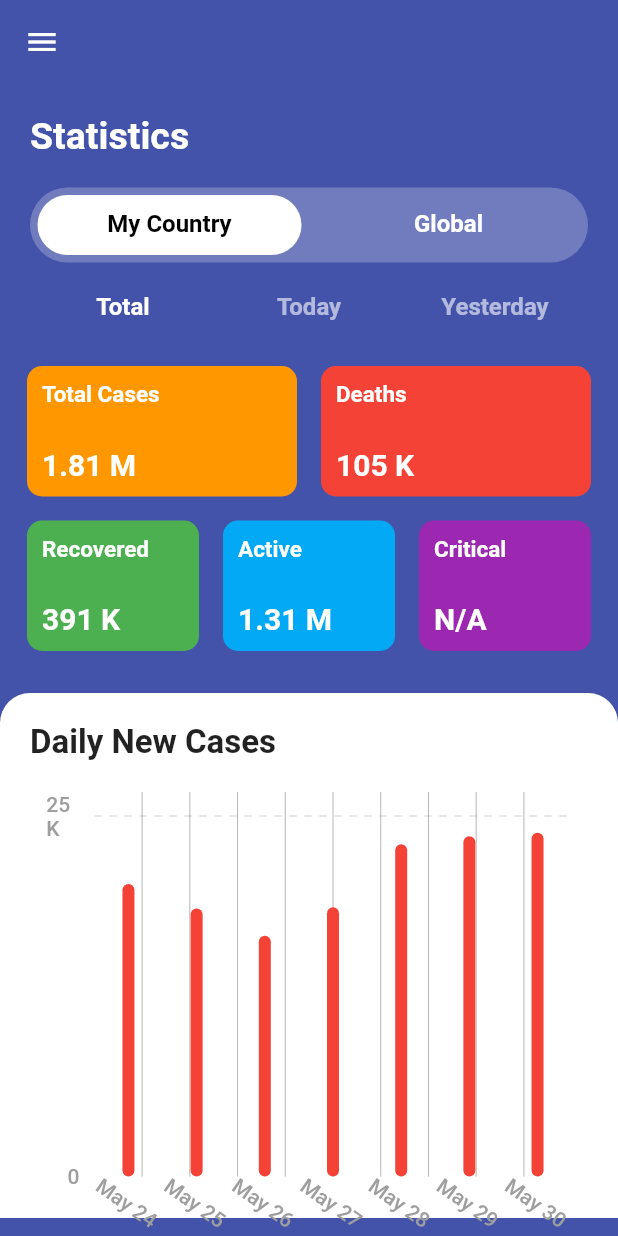
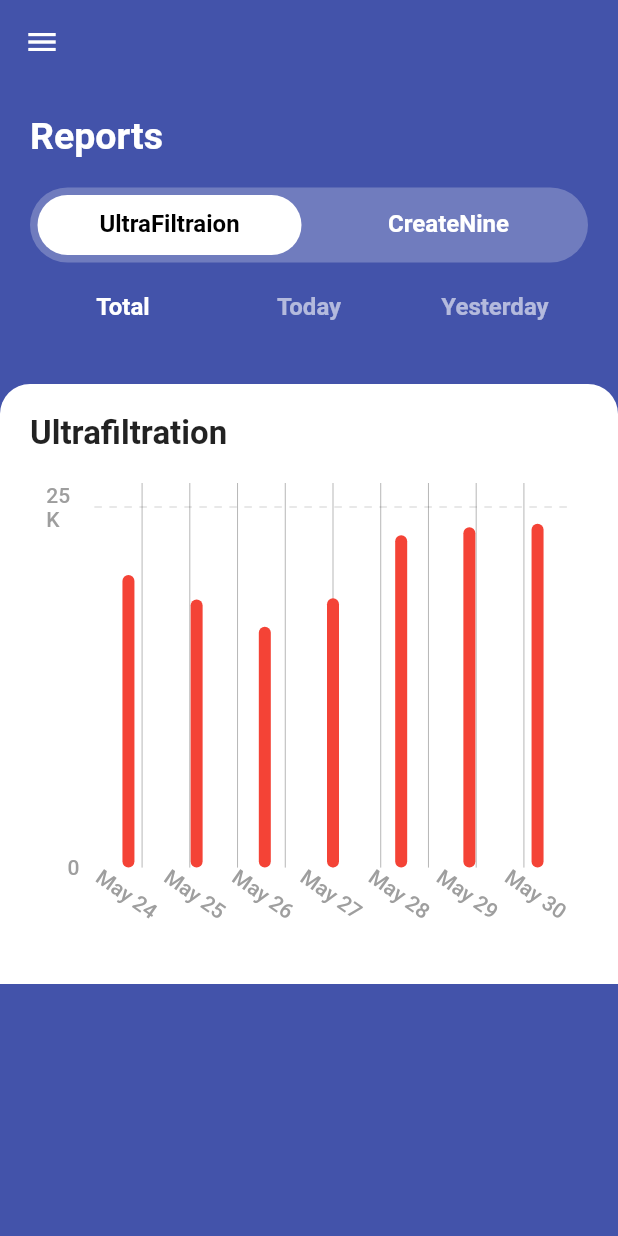
Before and after one commit to Satya2919/chatUI, a Flutter app: the StatsScreen screen opened directly, on a phone screen of 412 x 824 dp. Run offline on Flutter 3.47's test engine with Material 2 defaults, Android fonts, the phone set to English and light mode, and no system bars; drawn by our look-alikes of fl_chart; our stand-ins replace animated_text_kit, bubble_tab_indicator; network calls fail.

Commit message:
Updated Report

```diff
--- a/lib/data/calls.dart
+++ b/lib/data/calls.dart
@@ -16,12 +16,12 @@ List<calls> callData = [
       name: "Dr. Ram",
       time: "10 April, 6:03 pm",
       imageUrl:
-      "https://library.kissclipart.com/20190406/cwq/kissclipart-surgeon-icon-png-clipart-computer-icons-clip-art-e1b95eb686c71747.jpg"),
+      "https://cdn4.iconfinder.com/data/icons/people-of-medical-education-and-science/512/People_Medical_Education_Science_dentist_man-512.png"),
   new calls(
       name: "Dr. jain",
       time: "10 April, 6:03 pm",
       imageUrl:
-      "https://library.kissclipart.com/20190406/cwq/kissclipart-surgeon-icon-png-clipart-computer-icons-clip-art-e1b95eb686c71747.jpg"),
+      "https://cdn4.iconfinder.com/data/icons/people-of-medical-education-and-science/512/People_Medical_Education_Science_dentist_man-512.png"),
   new calls(
       name: "Dr.jain",
       time: "14 April, 6:08pm",
--- a/lib/screens/stats_screen.dart
+++ b/lib/screens/stats_screen.dart
@@ -24,16 +24,16 @@ class _StatsScreenState extends State<StatsScreen> {
           _buildHeader(),
           _buildRegionTabBar(),
           _buildStatsTabBar(),
-          SliverPadding(
-            padding: const EdgeInsets.symmetric(horizontal: 10.0),
-            sliver: SliverToBoxAdapter(
-              child: StatsGrid(),
-            ),
-          ),
+//          SliverPadding(
+//            padding: const EdgeInsets.symmetric(horizontal: 10.0),
+//            sliver: SliverToBoxAdapter(
+//              child: StatsGrid(),
+//            ),
+//          ),
           SliverPadding(
             padding: const EdgeInsets.only(top: 20.0),
             sliver: SliverToBoxAdapter(
-              child: CovidBarChart(covidCases: covidUSADailyNewCases),
+              child: CovidBarChart(covidCases: covidUSADailyNewCases,title: "Ultrafiltration"),
             ),
           ),
         ],
@@ -46,7 +46,7 @@ class _StatsScreenState extends State<StatsScreen> {
       padding: const EdgeInsets.all(20.0),
       sliver: SliverToBoxAdapter(
         child: Text(
-          'Statistics',
+          'Reports',
           style: const TextStyle(
             color: Colors.white,
             fontSize: 25.0,
@@ -78,10 +78,21 @@ class _StatsScreenState extends State<StatsScreen> {
             labelColor: Colors.black,
             unselectedLabelColor: Colors.white,
             tabs: <Widget>[
-              Text('My Country'),
-              Text('Global'),
+              Text('UltraFiltraion'),
+              Text('CreateNine'),
             ],
-            onTap: (index) {},
+            onTap: (index) {
+              if(index == 0){
+                setState(() {
+                  CovidBarChart(covidCases: covidUSADailyNewCases, title: 'UltraFiltraion');
+                });
+
+              }else{
+                setState(() {
+                CovidBarChart(covidCases: covidUSADailyNewCases, title: 'CreateNine');
+              });
+              }
+            },
           ),
         ),
       ),
--- a/lib/widgets/covid_bar_chart.dart
+++ b/lib/widgets/covid_bar_chart.dart
@@ -4,13 +4,13 @@ import 'package:covid/config/styles.dart';
 
 class CovidBarChart extends StatelessWidget {
   final List<double> covidCases;
-
-  const CovidBarChart({@required this.covidCases});
+  final String title;
+  const CovidBarChart({@required this.covidCases,this.title});
 
   @override
   Widget build(BuildContext context) {
     return Container(
-      height: 350.0,
+      height: 400.0,
       decoration: BoxDecoration(
         color: Colors.white,
         borderRadius: BorderRadius.only(
@@ -24,7 +24,7 @@ class CovidBarChart extends StatelessWidget {
             padding: const EdgeInsets.all(20.0),
             alignment: Alignment.centerLeft,
             child: Text(
-              'Daily New Cases',
+              title,
               style: const TextStyle(
                 fontSize: 22.0,
                 fontWeight: FontWeight.bold,
--- a/lib/widgets/stats_grid.dart
+++ /dev/null
@@ -1,66 +0,0 @@
-import 'package:flutter/material.dart';
-
-class StatsGrid extends StatelessWidget {
-  @override
-  Widget build(BuildContext context) {
-    return Container(
-      height: MediaQuery.of(context).size.height * 0.25,
-      child: Column(
-        children: <Widget>[
-          Flexible(
-            child: Row(
-              children: <Widget>[
-                _buildStatCard('Total Cases', '1.81 M', Colors.orange),
-                _buildStatCard('Deaths', '105 K', Colors.red),
-              ],
-            ),
-          ),
-          Flexible(
-            child: Row(
-              children: <Widget>[
-                _buildStatCard('Recovered', '391 K', Colors.green),
-                _buildStatCard('Active', '1.31 M', Colors.lightBlue),
-                _buildStatCard('Critical', 'N/A', Colors.purple),
-              ],
-            ),
-          ),
-        ],
-      ),
-    );
-  }
-
-  Expanded _buildStatCard(String title, String count, MaterialColor color) {
-    return Expanded(
-      child: Container(
-        margin: const EdgeInsets.all(8.0),
-        padding: const EdgeInsets.all(10.0),
-        decoration: BoxDecoration(
-          color: color,
-          borderRadius: BorderRadius.circular(10.0),
-        ),
-        child: Column(
-          mainAxisAlignment: MainAxisAlignment.spaceBetween,
-          crossAxisAlignment: CrossAxisAlignment.start,
-          children: <Widget>[
-            Text(
-              title,
-              style: const TextStyle(
-                color: Colors.white,
-                fontSize: 15.0,
-                fontWeight: FontWeight.w600,
-              ),
-            ),
-            Text(
-              count,
-              style: const TextStyle(
-                color: Colors.white,
-                fontSize: 20.0,
-                fontWeight: FontWeight.bold,
-              ),
-            ),
-          ],
-        ),
-      ),
-    );
-  }
-}
--- a/lib/widgets/widgets.dart
+++ b/lib/widgets/widgets.dart
@@ -1,3 +1,2 @@
 export 'custom_app_bar.dart';
-export 'stats_grid.dart';
 export 'covid_bar_chart.dart';
```
